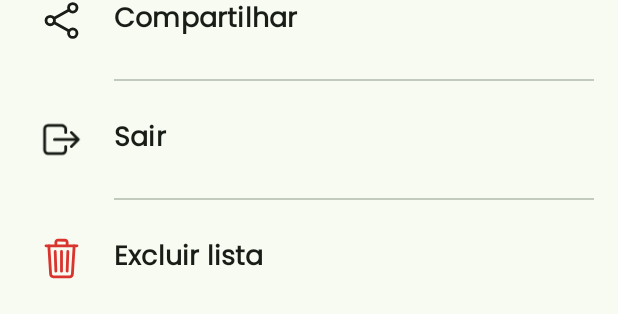
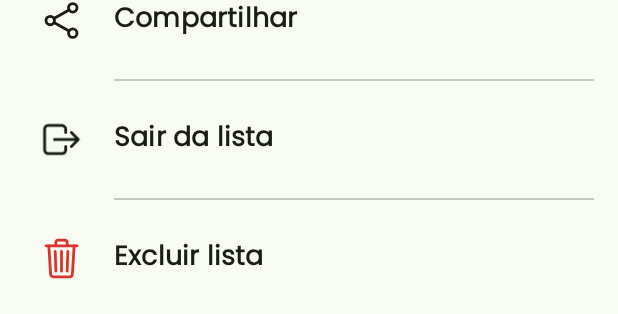
Before and after one commit to cadugoncalvesb/noted, an Android app: the layout bottom_sheet_list.xml on its own in the app's theme, with its tools: preview values and no code run, on a phone screen of 412 x 824 dp. Shown: the part 214-528 px from the top of the screen. Run offline under Robolectric (Android 15) with nearby library versions, the phone set to English and light mode, and no system bars.

Commit message:
Cores e layout

```diff
--- a/app/src/main/res/layout/bottom_sheet_list.xml
+++ b/app/src/main/res/layout/bottom_sheet_list.xml
@@ -70,7 +70,7 @@
         android:backgroundTint="@android:color/transparent"
         android:paddingHorizontal="10dp"
         android:paddingVertical="10dp"
-        android:text="Sair"
+        android:text="Sair da lista"
         android:textAlignment="textStart"
         android:textColor="@color/md_theme_onSurface"
         android:textSize="18sp"
```
